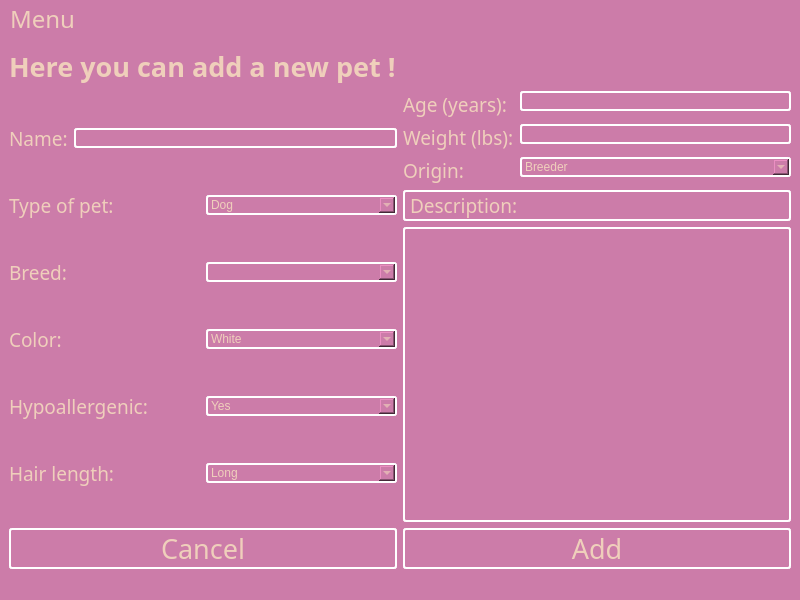
This is breadnbutter/gui/shelterupload.ui in jacksodl23/cs-205-pet-adoption as Qt 5 draws it before an edit. The edited form follows.
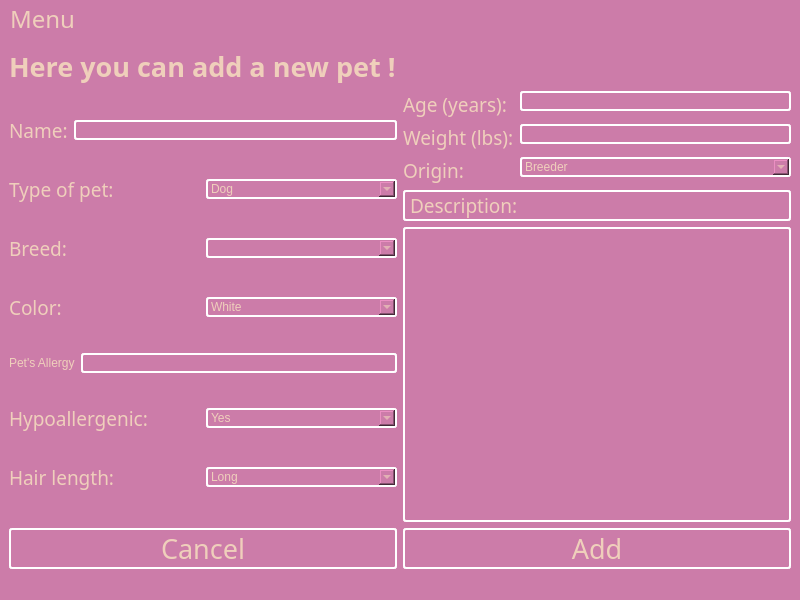
This is the edited form.

Commit message: added pet's allergy to gui, search range slider, and priority attributes

The edit to the form file:
```diff
--- a/breadnbutter/gui/shelterupload.ui
+++ b/breadnbutter/gui/shelterupload.ui
@@ -39,7 +39,7 @@
      </widget>
     </item>
     <item>
-     <layout class="QHBoxLayout" name="horizontalLayout_7">
+     <layout class="QHBoxLayout" name="horizontalLayout_8">
       <item>
        <layout class="QVBoxLayout" name="verticalLayout">
         <item>
@@ -208,6 +208,26 @@
           </item>
          </layout>
         </item>
+        <item>
+         <layout class="QHBoxLayout" name="horizontalLayout_7">
+          <item>
+           <widget class="QLabel" name="label_11">
+            <property name="text">
+             <string>Pet's Allergy</string>
+            </property>
+           </widget>
+          </item>
+          <item>
+           <widget class="QLineEdit" name="lineEdit">
+            <property name="styleSheet">
+             <string notr="true">color: rgb(239, 207, 187);
+border: 2px solid  white; 
+     border-radius: 3px;</string>
+            </property>
+           </widget>
+          </item>
+         </layout>
+        </item>
         <item>
          <layout class="QHBoxLayout" name="horizontalLayout_5">
           <item>
```
Left out of the diff: 2 changed lines with no effect on the pictures. The commit also changes 8 other files.
